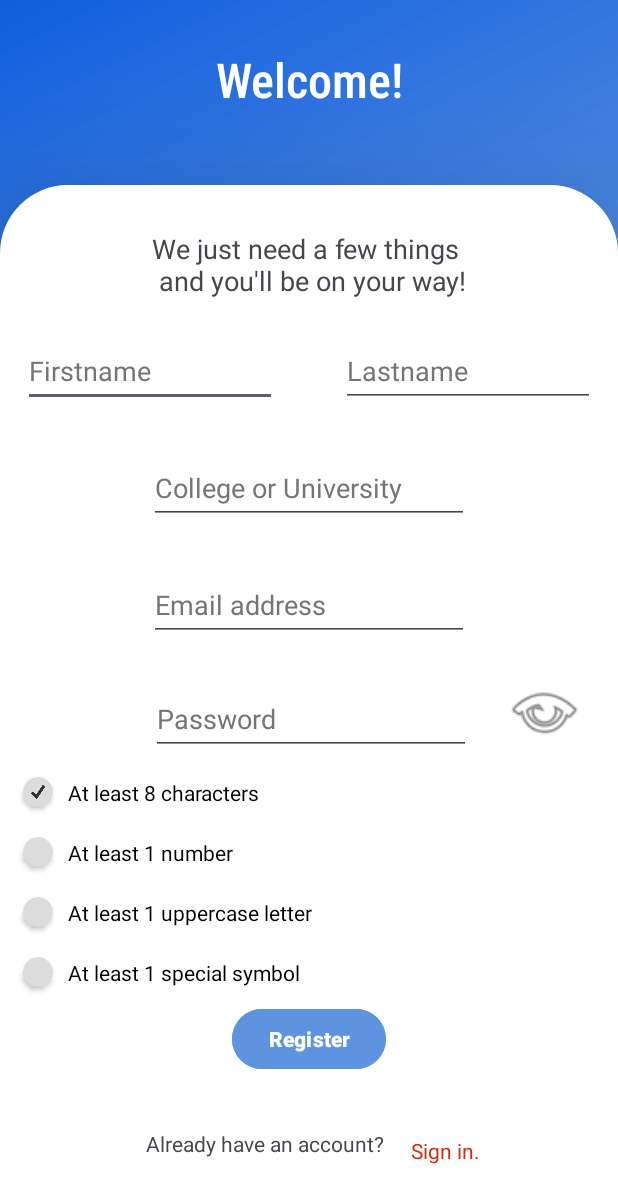
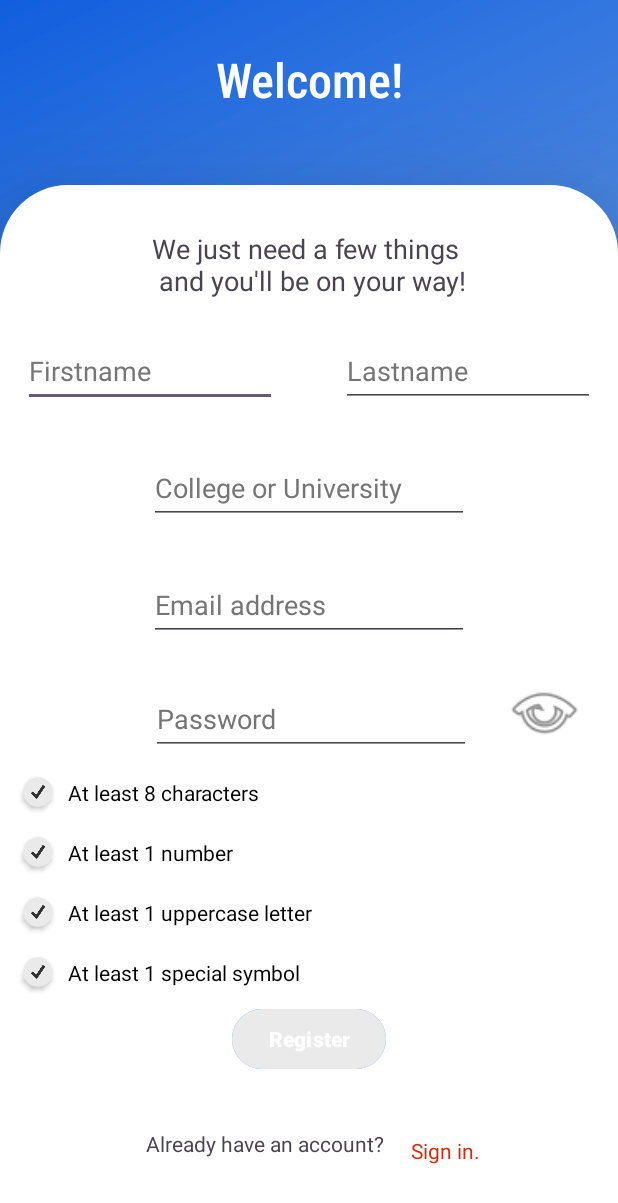
Before and after one commit to jwfife/StudyBuddyAndroidApp, an Android app: the RegisterAccount screen opened directly, with no data from a screen before it, after a tap on an icon or button, on a phone screen of 412 x 824 dp. Shown: the top 1203 px of the screen. Run offline under Robolectric (Android 15) with nearby library versions, the phone set to English and light mode, and no system bars.

Commit message:
Fixes crashing issues and enables checkboxes to change color if requirements are filled

```diff
--- a/app/src/main/java/com/example/studybuddy/RegisterAccount.java
+++ b/app/src/main/java/com/example/studybuddy/RegisterAccount.java
@@ -33,8 +33,6 @@ public class RegisterAccount extends AppCompatActivity {
     (https://public.opendatasoft.com/explore/dataset/us-colleges-and-universities/table/?flg=en-us
     might work)
     - use that database as an option for a drop down menu when registering for an account
-    - remove birthday selection from registration screen (maybe move to edit profile) and
-    add password requirement checklist for user (remove toast messages afterwards)
      */
 
     EditText email, password, firstName, lastName;
@@ -42,8 +40,9 @@ public class RegisterAccount extends AppCompatActivity {
     DatabaseHelper DB;
     ImageView viewingEye;
     CardView card1, card2, card3, card4;
-    private boolean is8char, hasNum, hasUpper, hasSpecialSymbol;
+    private boolean is8char = false, hasNum = false, hasUpper = false, hasSpecialSymbol = false;
 
+    @SuppressLint("ResourceType")
     @Override
     protected void onCreate(Bundle savedInstanceState) {
         super.onCreate(savedInstanceState);
@@ -56,6 +55,11 @@ public class RegisterAccount extends AppCompatActivity {
         register = findViewById(R.id.register);
         DB = new DatabaseHelper(this);
         viewingEye = findViewById(R.id.view_password_eye);
+        card1 = findViewById(R.id.card1);
+        card2 = findViewById(R.id.card2);
+        card3 = findViewById(R.id.card3);
+        card4 = findViewById(R.id.card4);
+        register.setBackgroundColor(Color.parseColor(getString(R.color.myGrey)));
 
         viewingEye.setOnClickListener(new View.OnClickListener() {
             @Override
@@ -80,10 +84,10 @@ public class RegisterAccount extends AppCompatActivity {
                 String userLastName = lastName.getText().toString();
                 //Date birthDate = (Date) birthdateButton.getText();
 
-                if (!passwordValidate()) {
+              /*  if (!passwordValidate()) {
                     Toast.makeText(RegisterAccount.this, "Please enter all fields correctly.", Toast.LENGTH_SHORT).show();
                 }
-                else {
+                else { */
                     if (user_email.isEmpty() || user_pass.isEmpty()){
                         Toast.makeText(RegisterAccount.this, "Please enter all fields", Toast.LENGTH_SHORT).show();
                     }
@@ -106,7 +110,7 @@ public class RegisterAccount extends AppCompatActivity {
                         }
                 }
                 }
-            }
+
         });
 
         View backToSignIn = findViewById(R.id.back_to_sign_in);
@@ -123,7 +127,7 @@ public class RegisterAccount extends AppCompatActivity {
         inputChanged();
     }
 
-
+    @SuppressLint("ResourceType")
     public Boolean passwordValidate(){
 
         String passwordStr = password.getText().toString();
@@ -131,76 +135,74 @@ public class RegisterAccount extends AppCompatActivity {
         // 8 character
         if (password.length()>= 8) {
             is8char = true;
-            card1.setCardBackgroundColor(Color.parseColor(String.valueOf((R.color.myBlue))));
+            card1.setCardBackgroundColor(Color.parseColor(getString((R.color.myBlue))));
         }
         else {
             is8char = false;
-            Toast.makeText(RegisterAccount.this, "Password must be at least 8 characters long.", Toast.LENGTH_SHORT).show();
-            //card1.setCardBackgroundColor(Color.parseColor(getString(R.color.colorGrey)));
+            //Toast.makeText(RegisterAccount.this, "Password must be at least 8 characters long.", Toast.LENGTH_SHORT).show();
+            card1.setCardBackgroundColor(Color.parseColor(getString(R.color.myGrey)));
         }
-
 
 
         //number!
         if (passwordStr.matches("(.*[0-9].*)")) {
             hasNum = true;
-           //card2.setCardBackgroundColor(Color.parseColor(getString(R.color.colorAccent)));
+            card2.setCardBackgroundColor(Color.parseColor(getString(R.color.myBlue)));
         }
         else {
             hasNum = false;
-            Toast.makeText(RegisterAccount.this, "Password must have at least 1 number.", Toast.LENGTH_SHORT).show();
-           //card2.setCardBackgroundColor(Color.parseColor(getString(R.color.colorGrey)));
+            //Toast.makeText(RegisterAccount.this, "Password must have at least 1 number.", Toast.LENGTH_SHORT).show();
+            card2.setCardBackgroundColor(Color.parseColor(getString(R.color.myGrey)));
         }
-
 
 
         //upper case
         if (passwordStr.matches("(.*[A-Z].*)")) {
             hasUpper = true;
-            //card3.setCardBackgroundColor(Color.parseColor(getString(R.color.colorAccent)));
+            card3.setCardBackgroundColor(Color.parseColor(getString(R.color.myBlue)));
         }
         else {
             hasUpper = false;
-            Toast.makeText(RegisterAccount.this, "Password must have at least 1 upper case letter.", Toast.LENGTH_SHORT).show();
-            //card3.setCardBackgroundColor(Color.parseColor(getString(R.color.colorGrey)));
+            //Toast.makeText(RegisterAccount.this, "Password must have at least 1 upper case letter.", Toast.LENGTH_SHORT).show();
+           card3.setCardBackgroundColor(Color.parseColor(getString(R.color.myGrey)));
         }
-
 
 
         //symbol
         if (passwordStr.matches("^(?=.*[_.()$&@]).*$")) {
             hasSpecialSymbol = true;
-            //card4.setCardBackgroundColor(Color.parseColor(getString(R.color.colorAccent)));
+            card4.setCardBackgroundColor(Color.parseColor(getString(R.color.myBlue)));
         }
         else {
             hasSpecialSymbol = false;
-            Toast.makeText(RegisterAccount.this, "Password must contain at least 1 special character.", Toast.LENGTH_SHORT).show();
-            //card4.setCardBackgroundColor(Color.parseColor(getString(R.color.colorGrey)));
+            //Toast.makeText(RegisterAccount.this, "Password must contain at least 1 special character.", Toast.LENGTH_SHORT).show();
+            card4.setCardBackgroundColor(Color.parseColor(getString(R.color.myGrey)));
         }
 
 
-        //if any do not meet requirements
-        if (!is8char || !hasNum || !hasUpper || !hasSpecialSymbol) {
-            return false;
-        }
+        return is8char && hasNum && hasUpper && hasSpecialSymbol;
 
-        return true;
+
     }
 
-    private  void inputChanged(){
+    @SuppressLint("ResourceType")
+    private void inputChanged(){
         password.addTextChangedListener(new TextWatcher() {
             @Override
             public void beforeTextChanged(CharSequence s, int start, int count, int after) {
             }
-            @SuppressLint("ResourceType")
+
             @Override
             public void onTextChanged(CharSequence s, int start, int before, int count) {
                 passwordValidate();
-                if(is8char && hasNum && hasSpecialSymbol && hasUpper)
-                {
-                    //cardButtonSignUp.setCardBackgroundColor(Color.parseColor(getString(R.color.colorPrimary)));
+                if (passwordValidate()) {
+                    register.setBackgroundColor(Color.parseColor(getString(R.color.myBlue)));
+                }
+                else {
+                    register.setBackgroundColor(Color.parseColor(getString(R.color.myGrey)));
                 }
             }
+
             @Override
             public void afterTextChanged(Editable s) {
             }
--- a/app/src/main/res/layout/activity_register_account.xml
+++ b/app/src/main/res/layout/activity_register_account.xml
@@ -176,6 +176,13 @@
                 app:cardBackgroundColor="#dcdcdc"
                 app:cardCornerRadius="25dp">
 
+                <ImageView
+                    android:layout_gravity="center"
+                    android:layout_width="match_parent"
+                    android:layout_height="match_parent"
+                    android:background="@mipmap/checkmark_foreground"
+                    />
+
             </androidx.cardview.widget.CardView>
 
             <TextView
@@ -210,6 +217,12 @@
                 app:cardCornerRadius="25dp"
                 android:layout_gravity="center">
 
+                <ImageView
+                    android:layout_gravity="center"
+                    android:layout_width="match_parent"
+                    android:layout_height="match_parent"
+                    android:background="@mipmap/checkmark_foreground"
+                    />
             </androidx.cardview.widget.CardView>
             <TextView
                 android:id="@+id/uppercase_req"
@@ -233,6 +246,7 @@
             android:layout_marginTop="10dp"
             android:gravity="center"
             android:orientation="horizontal">
+
             <androidx.cardview.widget.CardView
                 android:layout_marginStart="5dp"
                 android:id="@+id/card4"
@@ -241,6 +255,13 @@
                 app:cardBackgroundColor="#dcdcdc"
                 app:cardCornerRadius="25dp"
                 android:layout_gravity="center">
+
+                <ImageView
+                    android:layout_gravity="center"
+                    android:layout_width="match_parent"
+                    android:layout_height="match_parent"
+                    android:background="@mipmap/checkmark_foreground"
+                    />
 
             </androidx.cardview.widget.CardView>
             <TextView
--- a/app/src/main/res/values/colors.xml
+++ b/app/src/main/res/values/colors.xml
@@ -3,6 +3,7 @@
     <color name="black">#FF000000</color>
     <color name="white">#FFFFFFFF</color>
     <color name="myBlue">#5E93E0</color>
+    <color name="myGrey">#EAEAEA</color>
     <color name="my_button_color">#214150</color>
     <color name="red_sign_up">#d12c0f</color>
 </resources>
```
